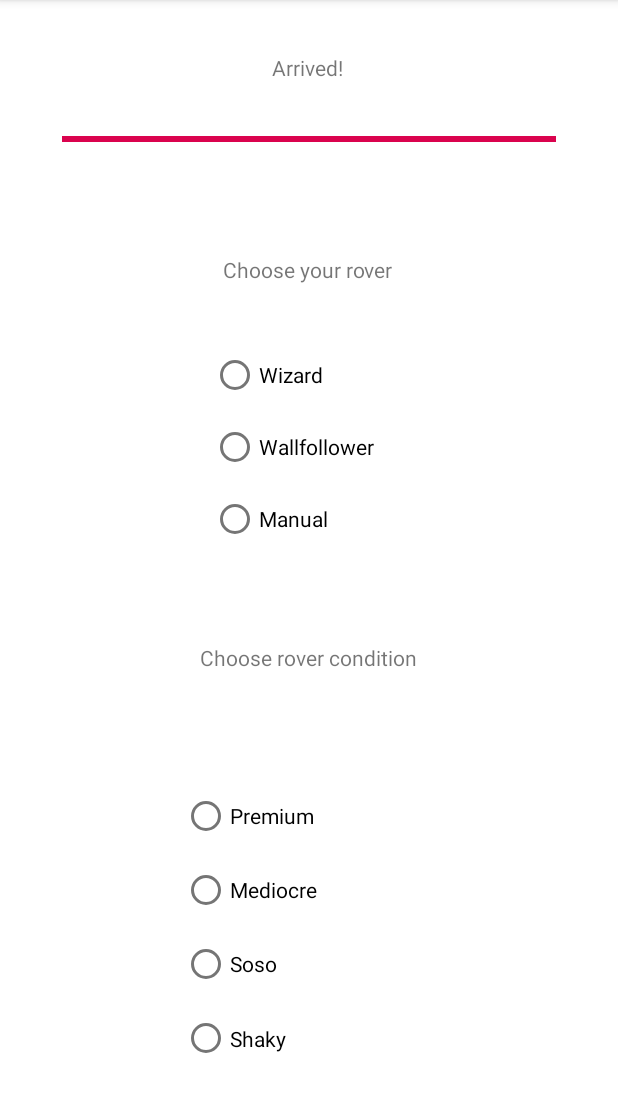
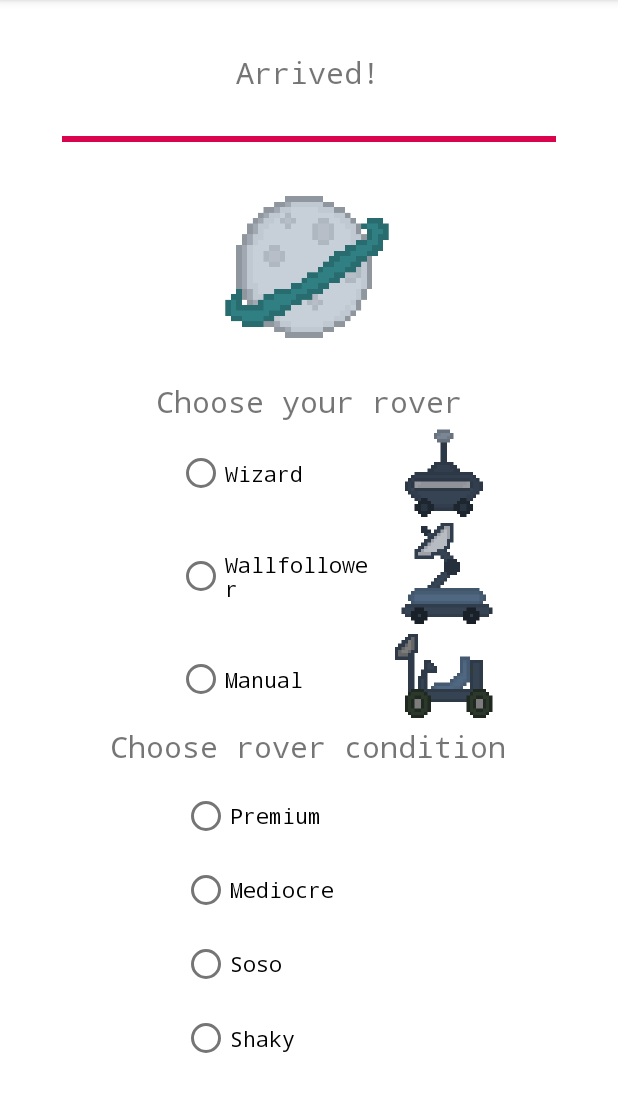
Before and after one commit to kimsejas/SpaceAndroidMaze, an Android app: the GeneratingActivity screen opened directly, with no data from a screen before it, on a phone screen of 412 x 824 dp, the part 84-1196 px from its top. Run offline under Robolectric (Android 15) with nearby library versions, the phone set to English and light mode, and no system bars.

Commit message:
Finalized UI by adding pixel art images. Final commit for project 6.

```diff
--- a/app/src/main/java/edu/wm/cs/cs301/amazebykimberlysejas/gui/GeneratingActivity.java
+++ b/app/src/main/java/edu/wm/cs/cs301/amazebykimberlysejas/gui/GeneratingActivity.java
@@ -25,10 +25,8 @@ public class GeneratingActivity extends AppCompatActivity {
     private Handler mHandler = new Handler();
 
     public RadioGroup roverTypeGroup;
-    private RadioButton roverTypeButton;
 
     private RadioGroup conditionGroup;
-    private RadioButton conditionButton;
 
     private Boolean threadFinished = false;
     private Boolean playManuallySelected = false;
@@ -73,7 +71,7 @@ public class GeneratingActivity extends AppCompatActivity {
             public void run() {
                 while (curProgress <= 100) {
                     curProgress += 1;
-                    android.os.SystemClock.sleep(100);
+                    android.os.SystemClock.sleep(200);
                     mHandler.post(new Runnable() {
                         @Override
                         public void run() {
@@ -124,7 +122,7 @@ public class GeneratingActivity extends AppCompatActivity {
      */
     public void checkButton(View v) {
         int radioId = roverTypeGroup.getCheckedRadioButtonId();
-        roverTypeButton = findViewById(radioId);
+        RadioButton roverTypeButton = findViewById(radioId);
         Toast.makeText(GeneratingActivity.this, "Selected Rover Type: " + roverTypeButton.getText(), Toast.LENGTH_SHORT).show();
         Log.v("buttonSelected", "User selected " + roverTypeButton.getText() + " rover type");
 
@@ -133,7 +131,7 @@ public class GeneratingActivity extends AppCompatActivity {
             playManuallySelected = false;
 
         }
-        else if(roverTypeButton.getId() == R.id.manaulB){
+        else if(roverTypeButton.getId() == R.id.manualB){
             playManuallySelected = true;
             playAnimationSelected = false;
         }
@@ -163,7 +161,7 @@ public class GeneratingActivity extends AppCompatActivity {
      */
     public void checkConditionButton(View v){
         int radioId = conditionGroup.getCheckedRadioButtonId();
-        conditionButton = findViewById(radioId);
+        RadioButton conditionButton = findViewById(radioId);
 
         Toast.makeText(GeneratingActivity.this, "Selected Rover Condition: " + conditionButton.getText(), Toast.LENGTH_SHORT).show();
         Log.v("buttonSelected", "User selected " + conditionButton.getText() + " rover condition");
--- a/app/src/main/java/edu/wm/cs/cs301/amazebykimberlysejas/gui/PlayAnimationActivity.java
+++ b/app/src/main/java/edu/wm/cs/cs301/amazebykimberlysejas/gui/PlayAnimationActivity.java
@@ -188,6 +188,10 @@ public class PlayAnimationActivity extends AppCompatActivity {
 
     }
 
+
+    /*
+    Allows for the user to adjust speed of animation and updates text that displays current speed
+     */
     private void speedBarSlider(){
         speedBarText = (TextView) findViewById(R.id.speedBarText);
         speedBar = (SeekBar) findViewById(R.id.speedBar);
--- a/app/src/main/res/layout/activity_amaze.xml
+++ b/app/src/main/res/layout/activity_amaze.xml
@@ -37,22 +37,22 @@
         android:layout_height="30dp"
         app:layout_constraintBottom_toBottomOf="parent"
         app:layout_constraintEnd_toEndOf="parent"
-        app:layout_constraintHorizontal_bias="0.216"
+        app:layout_constraintHorizontal_bias="0.257"
         app:layout_constraintStart_toStartOf="parent"
         app:layout_constraintTop_toTopOf="parent"
-        app:layout_constraintVertical_bias="0.499" />
+        app:layout_constraintVertical_bias="0.394" />
 
     <SeekBar
         android:id="@+id/pSizeBar"
         android:layout_width="354dp"
         android:layout_height="75dp"
-        android:max = "9"
+        android:max="9"
         app:layout_constraintBottom_toBottomOf="parent"
         app:layout_constraintEnd_toEndOf="parent"
         app:layout_constraintHorizontal_bias="0.491"
         app:layout_constraintStart_toStartOf="parent"
         app:layout_constraintTop_toTopOf="parent"
-        app:layout_constraintVertical_bias="0.251" />
+        app:layout_constraintVertical_bias="0.257" />
 
     <TextView
         android:id="@+id/pSizeBarText"
@@ -61,10 +61,9 @@
         android:text="@string/pSizeBarText"
         app:layout_constraintBottom_toBottomOf="parent"
         app:layout_constraintEnd_toEndOf="parent"
-        app:layout_constraintHorizontal_bias="0.504"
         app:layout_constraintStart_toStartOf="parent"
         app:layout_constraintTop_toTopOf="parent"
-        app:layout_constraintVertical_bias="0.208" />
+        app:layout_constraintVertical_bias="0.196" />
 
     <Switch
         android:id="@+id/craterSwitch"
@@ -73,8 +72,37 @@
         android:text="@string/craters"
         app:layout_constraintBottom_toBottomOf="parent"
         app:layout_constraintEnd_toEndOf="parent"
+        app:layout_constraintHorizontal_bias="0.529"
         app:layout_constraintStart_toEndOf="@+id/titleSpinner"
-        app:layout_constraintTop_toTopOf="parent" />
+        app:layout_constraintTop_toTopOf="parent"
+        app:layout_constraintVertical_bias="0.391" />
+
+    <TextView
+        android:id="@+id/textView4"
+        android:layout_width="322dp"
+        android:layout_height="78dp"
+        android:gravity="center"
+        android:text="Welcome to space!"
+        android:textSize="32sp"
+        android:typeface="monospace"
+        app:layout_constraintBottom_toBottomOf="parent"
+        app:layout_constraintEnd_toEndOf="parent"
+        app:layout_constraintHorizontal_bias="0.494"
+        app:layout_constraintStart_toStartOf="parent"
+        app:layout_constraintTop_toTopOf="parent"
+        app:layout_constraintVertical_bias="0.063" />
+
+    <ImageView
+        android:id="@+id/imageView2"
+        android:layout_width="267dp"
+        android:layout_height="226dp"
+        app:layout_constraintBottom_toBottomOf="parent"
+        app:layout_constraintEnd_toEndOf="parent"
+        app:layout_constraintStart_toStartOf="parent"
+        app:layout_constraintTop_toBottomOf="@+id/pSizeBar"
+        app:layout_constraintVertical_bias="0.369"
+        app:srcCompat="@drawable/planet2"
+        />
 
 
 </androidx.constraintlayout.widget.ConstraintLayout>
--- a/app/src/main/res/layout/activity_generating.xml
+++ b/app/src/main/res/layout/activity_generating.xml
@@ -22,6 +22,8 @@
         android:layout_width="wrap_content"
         android:layout_height="wrap_content"
         android:text="@string/heading_to_planet"
+        android:textSize="20sp"
+        android:typeface="monospace"
         app:layout_constraintBottom_toBottomOf="parent"
         app:layout_constraintEnd_toEndOf="parent"
         app:layout_constraintHorizontal_bias="0.498"
@@ -29,66 +31,74 @@
         app:layout_constraintTop_toTopOf="parent"
         app:layout_constraintVertical_bias="0.047" />
 
+
+    <RadioGroup
+        android:id="@+id/radioGroup"
+        android:layout_width="135dp"
+        android:layout_height="206dp"
+        app:layout_constraintBottom_toBottomOf="parent"
+        app:layout_constraintEnd_toEndOf="parent"
+        app:layout_constraintHorizontal_bias="0.427"
+        app:layout_constraintStart_toStartOf="parent"
+        app:layout_constraintTop_toTopOf="parent">
+
+        <RadioButton
+            android:id="@+id/wizardB"
+            android:layout_width="match_parent"
+            android:layout_height="wrap_content"
+            android:layout_weight="1"
+            android:checked="false"
+            android:onClick="checkButton"
+            android:text="@string/wizard"
+            android:typeface="monospace" />
+
+        <RadioButton
+            android:id="@+id/wallfollowerB"
+            android:layout_width="match_parent"
+            android:layout_height="wrap_content"
+            android:layout_weight="1"
+            android:checked="false"
+            android:onClick="checkButton"
+            android:text="@string/wallfollower"
+            android:typeface="monospace" />
+
+        <RadioButton
+            android:id="@+id/manualB"
+            android:layout_width="190dp"
+            android:layout_height="wrap_content"
+            android:layout_weight="1"
+            android:checked="false"
+            android:onClick="checkButton"
+            android:text="@string/manual"
+            android:typeface="monospace" />
+    </RadioGroup>
+
     <TextView
         android:id="@+id/textView2"
         android:layout_width="wrap_content"
         android:layout_height="wrap_content"
         android:text="@string/chooseRover"
-        app:layout_constraintBottom_toBottomOf="parent"
-        app:layout_constraintEnd_toEndOf="parent"
-        app:layout_constraintHorizontal_bias="0.498"
-        app:layout_constraintStart_toStartOf="parent"
-        app:layout_constraintTop_toTopOf="parent"
-        app:layout_constraintVertical_bias="0.227" />
-
-    <RadioGroup
-        android:id="@+id/radioGroup"
-        android:layout_width="131dp"
-        android:layout_height="146dp"
+        android:textSize="20sp"
+        android:typeface="monospace"
         app:layout_constraintBottom_toBottomOf="parent"
         app:layout_constraintEnd_toEndOf="parent"
         app:layout_constraintStart_toStartOf="parent"
         app:layout_constraintTop_toTopOf="parent"
-        app:layout_constraintVertical_bias="0.363">
-
-        <RadioButton
-            android:id="@+id/wizardB"
-            android:layout_width="match_parent"
-            android:layout_height="wrap_content"
-            android:checked="false"
-            android:onClick="checkButton"
-            android:text="Wizard" />
-
-        <RadioButton
-            android:id="@+id/wallfollowerB"
-            android:layout_width="match_parent"
-            android:layout_height="wrap_content"
-            android:checked="false"
-            android:onClick="checkButton"
-            android:text="Wallfollower" />
-
-        <RadioButton
-            android:id="@+id/manaulB"
-            android:layout_width="match_parent"
-            android:layout_height="wrap_content"
-            android:checked="false"
-            android:onClick="checkButton"
-            android:text="Manual" />
-    </RadioGroup>
-
-
+        app:layout_constraintVertical_bias="0.343" />
 
     <TextView
         android:id="@+id/conditionText"
         android:layout_width="wrap_content"
         android:layout_height="wrap_content"
-        android:text="Choose rover condition"
-        app:layout_constraintBottom_toBottomOf="parent"
+        android:text="@string/choose_rover_condition"
+        android:textSize="20sp"
+        android:typeface="monospace"
+        app:layout_constraintBottom_toTopOf="@+id/conditionGroup"
         app:layout_constraintEnd_toEndOf="parent"
-        app:layout_constraintHorizontal_bias="0.498"
+        app:layout_constraintHorizontal_bias="0.497"
         app:layout_constraintStart_toStartOf="parent"
         app:layout_constraintTop_toTopOf="parent"
-        app:layout_constraintVertical_bias="0.573" />
+        app:layout_constraintVertical_bias="0.984" />
 
     <RadioGroup
         android:id="@+id/conditionGroup"
@@ -107,6 +117,7 @@
             android:layout_height="wrap_content"
             android:layout_weight="1"
             android:text="@string/premium"
+            android:typeface="monospace"
             android:onClick="checkConditionButton"/>
 
         <RadioButton
@@ -114,6 +125,7 @@
             android:layout_width="match_parent"
             android:layout_height="wrap_content"
             android:layout_weight="1"
+            android:typeface="monospace"
             android:text="@string/mediocre"
             android:onClick="checkConditionButton"/>
 
@@ -122,6 +134,7 @@
             android:layout_width="match_parent"
             android:layout_height="wrap_content"
             android:layout_weight="1"
+            android:typeface="monospace"
             android:text="@string/soso"
             android:onClick="checkConditionButton"/>
 
@@ -130,9 +143,60 @@
             android:layout_width="match_parent"
             android:layout_height="wrap_content"
             android:layout_weight="1"
+            android:typeface="monospace"
             android:text="@string/shaky"
             android:onClick="checkConditionButton"/>
+
     </RadioGroup>
 
 
+    <ImageView
+        android:id="@+id/wizardImg"
+        android:layout_width="88dp"
+        android:layout_height="69dp"
+        app:layout_constraintBottom_toBottomOf="parent"
+        app:layout_constraintEnd_toEndOf="parent"
+        app:layout_constraintHorizontal_bias="0.783"
+        app:layout_constraintStart_toStartOf="parent"
+        app:layout_constraintTop_toTopOf="parent"
+        app:layout_constraintVertical_bias="0.499"
+        app:srcCompat="@drawable/wizard" />
+
+    <ImageView
+        android:id="@+id/wf"
+        android:layout_width="88dp"
+        android:layout_height="69dp"
+        app:layout_constraintBottom_toBottomOf="parent"
+        app:layout_constraintEnd_toEndOf="parent"
+        app:layout_constraintHorizontal_bias="0.783"
+        app:layout_constraintStart_toStartOf="parent"
+        app:layout_constraintTop_toTopOf="parent"
+        app:layout_constraintVertical_bias="0.404"
+        app:srcCompat="@drawable/wallfollower" />
+
+    <ImageView
+        android:id="@+id/manualImg"
+        android:layout_width="88dp"
+        android:layout_height="69dp"
+        app:layout_constraintBottom_toBottomOf="parent"
+        app:layout_constraintEnd_toEndOf="parent"
+        app:layout_constraintHorizontal_bias="0.783"
+        app:layout_constraintStart_toStartOf="parent"
+        app:layout_constraintTop_toTopOf="parent"
+        app:layout_constraintVertical_bias="0.595"
+        app:srcCompat="@drawable/manual" />
+
+    <ImageView
+        android:id="@+id/imageView3"
+        android:layout_width="204dp"
+        android:layout_height="116dp"
+        app:layout_constraintBottom_toTopOf="@+id/textView2"
+        app:layout_constraintEnd_toEndOf="parent"
+        app:layout_constraintHorizontal_bias="0.492"
+        app:layout_constraintStart_toStartOf="parent"
+        app:layout_constraintTop_toTopOf="parent"
+        app:layout_constraintVertical_bias="0.868"
+        app:srcCompat="@drawable/planet1" />
+
+
 </androidx.constraintlayout.widget.ConstraintLayout>
--- a/app/src/main/res/values/strings.xml
+++ b/app/src/main/res/values/strings.xml
@@ -36,6 +36,10 @@
     <string name="off">OFF</string>
     <string name="on">ON</string>
     <string name="heading_to_planet">Heading To Planet...</string>
+    <string name="wf">WALLFOLLOWER</string>
+    <string name="wizard2">WIZARD</string>
+    <string name="manual2">MANUAL</string>
+    <string name="choose_rover_condition">Choose rover condition</string>
 
 
 </resources>
```
Also changed, not shown: app/src/main/res/drawable/manual.PNG (added), app/src/main/res/drawable/planet1.PNG (added), app/src/main/res/drawable/planet2.PNG (added), app/src/main/res/drawable/wallfollower.PNG (added), app/src/main/res/drawable/wizard.PNG (added).
